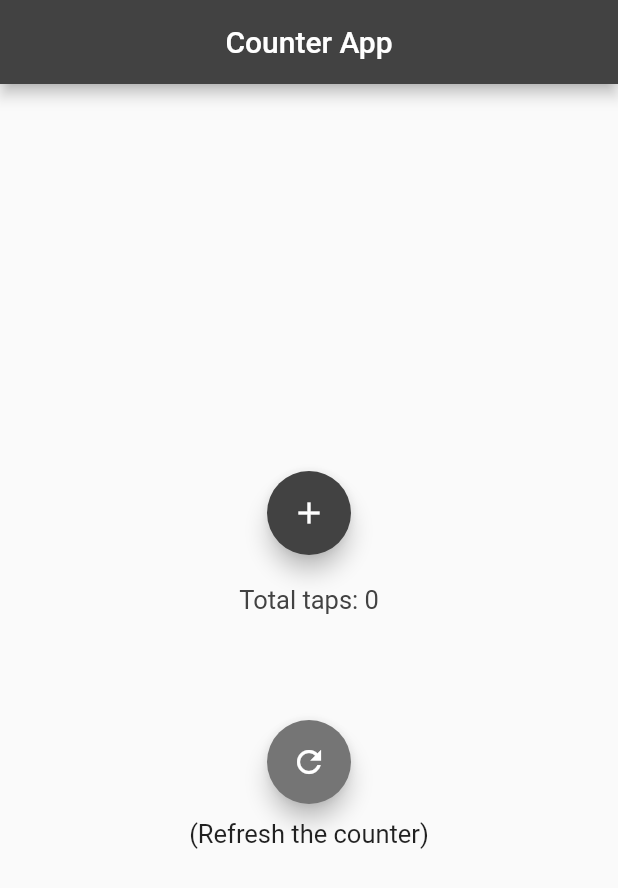
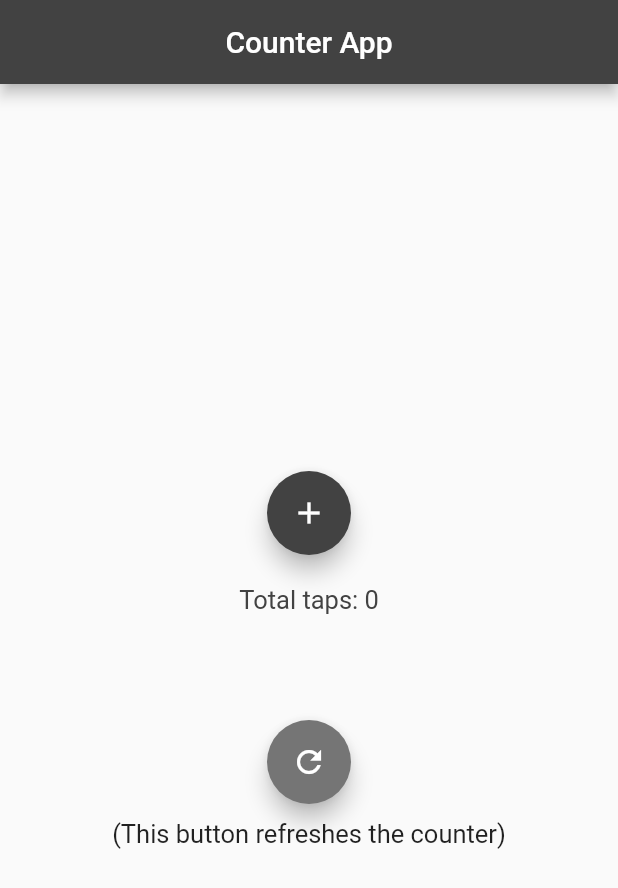
Before and after one commit to arukurmi/Counter-App, a Flutter app: the screen it shows after launch, on a phone screen of 412 x 824 dp. Shown: the top 888 px of the screen. Run offline on Flutter 3.47's test engine with Material 2 defaults, Android fonts, the phone set to English and light mode, and no system bars.

```diff
--- a/lib/ui/home.dart
+++ b/lib/ui/home.dart
@@ -58,7 +58,7 @@ class HomeScreenState extends State<Home>{
                 child: new Icon(Icons.refresh),
               ),
               SizedBox(height: 10,),
-              new Text("(Refresh the counter)",
+              new Text("(This button refreshes the counter)",
                   style: new TextStyle(
                     // color: _counter%2==0 ? Colors.grey[800] : Colors.grey[700],
                     fontSize: 17,
```
